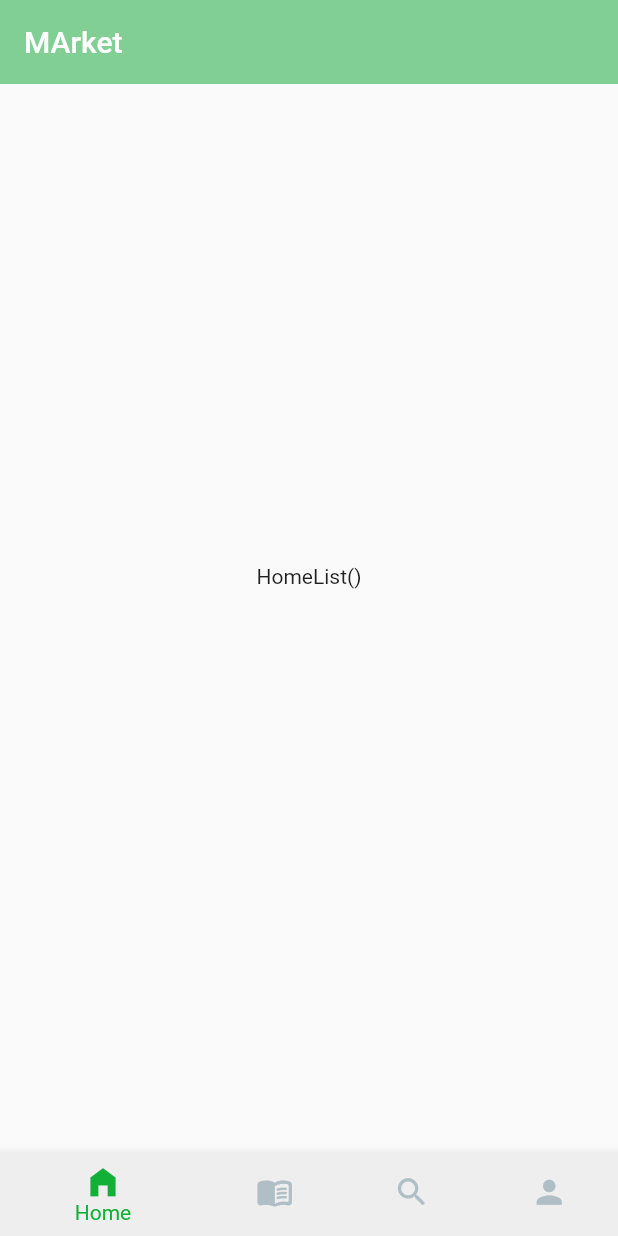
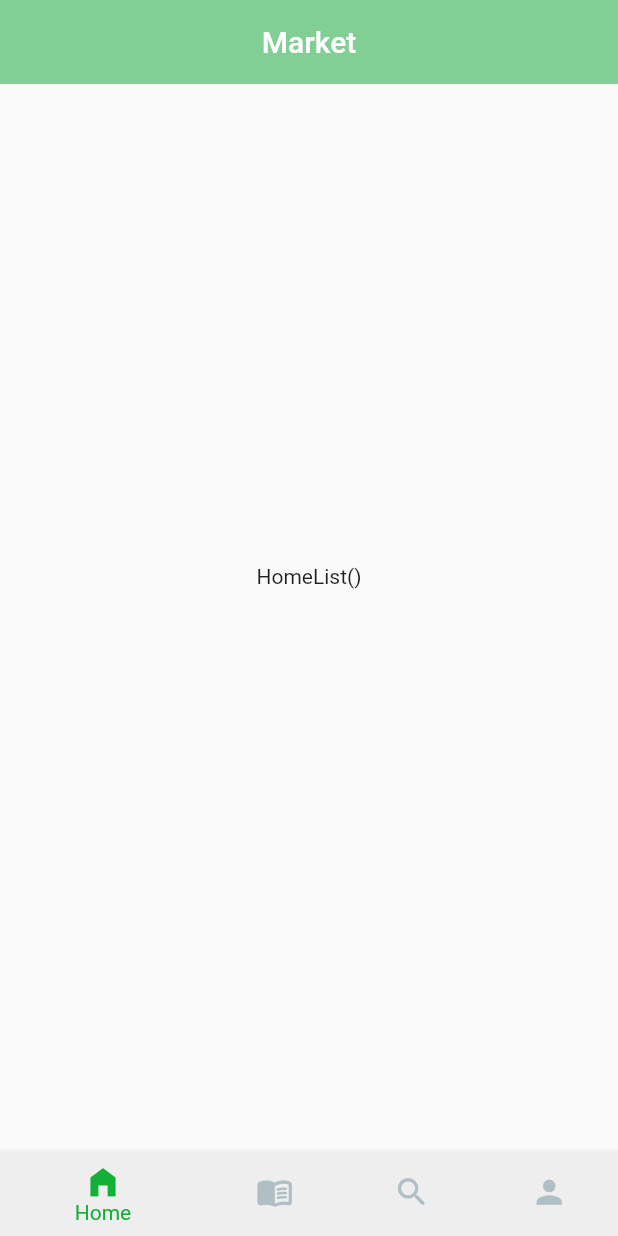
Before and after one commit to munawr/Market, a Flutter app: the screen it shows after launch, on a phone screen of 412 x 824 dp. Run offline on Flutter 3.47's test engine with Material 2 defaults, Android fonts, the phone set to English and light mode, and no system bars.

Commit message:
First Commit

```diff
--- a/lib/HomePage.dart
+++ b/lib/HomePage.dart
@@ -27,8 +27,9 @@ class _MyHomePageState extends State<MyHomePage> {
     return Scaffold(
       extendBodyBehindAppBar: true,
       appBar: AppBar(
+          centerTitle: true,
           elevation: 0,
-          title: const Text("MArket"),
+          title: const Text("Market"),
           backgroundColor: Color.fromARGB(255, 50, 178, 82).withOpacity(.6)),
       body: Center(
         child: _widgetOptions.elementAt(_selectedIndex),
```
